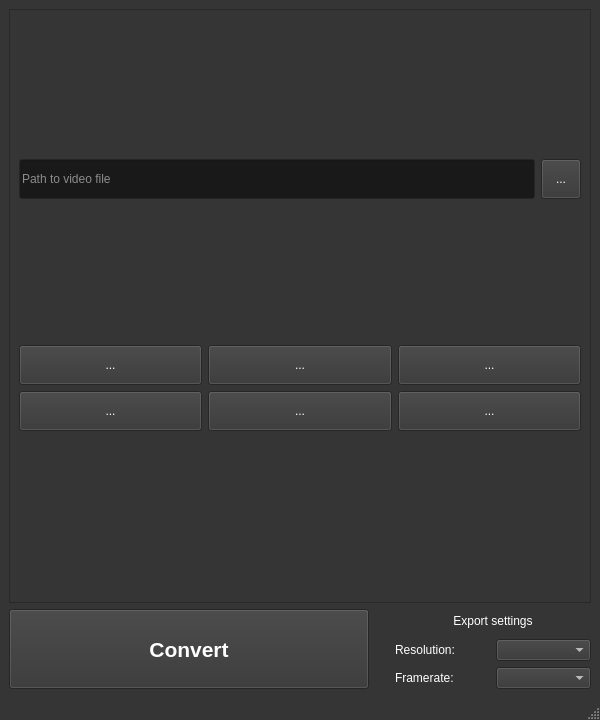
First picture: the form in gifc_mainwindow.ui, repository FunkyPizza/GifClipper, before the edit.
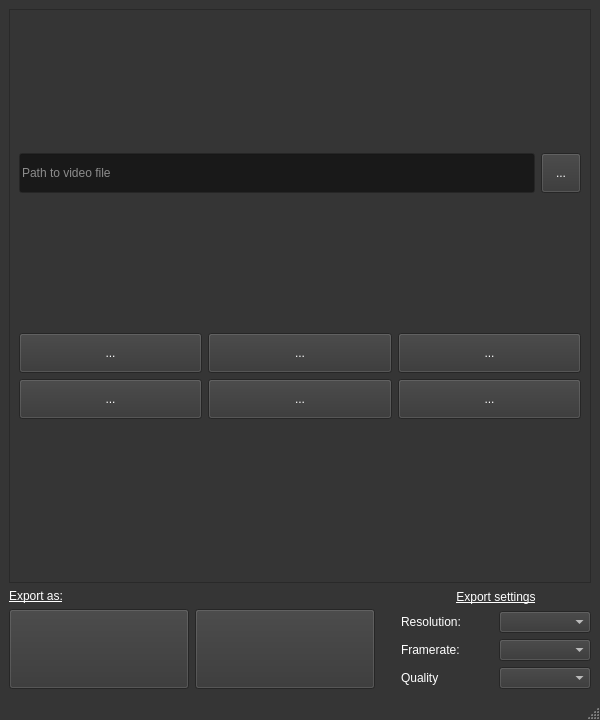
Second picture: the form after the edit. Icons and pictures are not drawn.

Patch:
```diff
--- a/gifc_mainwindow.ui
+++ b/gifc_mainwindow.ui
@@ -918,7 +918,7 @@
        </widget>
       </item>
       <item>
-       <layout class="QHBoxLayout" name="Convert_Layout" stretch="5,3">
+       <layout class="QHBoxLayout" name="Convert_Layout" stretch="0,3">
         <property name="leftMargin">
          <number>0</number>
         </property>
@@ -926,13 +926,60 @@
          <number>0</number>
         </property>
         <item>
+         <layout class="QGridLayout" name="gridLayout" rowstretch="0,0,0,0" rowminimumheight="0,0,0,0" columnminimumwidth="0,0,0">
+          <property name="leftMargin">
+           <number>0</number>
+          </property>
+          <item row="1" column="1">
+           <widget class="QPushButton" name="exportVidBtn">
+            <property name="sizePolicy">
+             <sizepolicy hsizetype="Fixed" vsizetype="Fixed">
+              <horstretch>160</horstretch>
+              <verstretch>0</verstretch>
+             </sizepolicy>
+            </property>
+            <property name="minimumSize">
+             <size>
+              <width>180</width>
+              <height>80</height>
+             </size>
+            </property>
+            <property name="font">
+             <font>
+              <pointsize>16</pointsize>
+              <bold>true</bold>
+             </font>
+            </property>
+            <property name="text">
+             <string/>
+            </property>
+            <property name="icon">
+             <iconset>
+              <normalon>:/icons/Assets/Icons/icons8-mpg-64.png</normalon>
+             </iconset>
+            </property>
+            <property name="iconSize">
+             <size>
+              <width>64</width>
+              <height>64</height>
+             </size>
+            </property>
+           </widget>
+          </item>
+          <item row="1" column="0">
          <widget class="QPushButton" name="convertBtn">
           <property name="enabled">
            <bool>true</bool>
           </property>
+            <property name="sizePolicy">
+             <sizepolicy hsizetype="Fixed" vsizetype="Fixed">
+              <horstretch>0</horstretch>
+              <verstretch>0</verstretch>
+             </sizepolicy>
+            </property>
           <property name="minimumSize">
            <size>
-            <width>0</width>
+              <width>180</width>
             <height>80</height>
            </size>
           </property>
@@ -1484,7 +1531,7 @@
            </font>
           </property>
           <property name="text">
-           <string>Convert</string>
+             <string/>
           </property>
           <property name="icon">
            <iconset>
@@ -1493,39 +1540,71 @@
           </property>
           <property name="iconSize">
            <size>
-            <width>32</width>
-            <height>32</height>
+              <width>64</width>
+              <height>64</height>
            </size>
           </property>
          </widget>
+          </item>
+          <item row="0" column="0" colspan="2">
+           <widget class="QLabel" name="label_5">
+            <property name="font">
+             <font>
+              <underline>true</underline>
+             </font>
+            </property>
+            <property name="text">
+             <string>Export as:</string>
+            </property>
+            <property name="alignment">
+             <set>Qt::AlignLeading|Qt::AlignLeft|Qt::AlignVCenter</set>
+            </property>
+           </widget>
+          </item>
+         </layout>
         </item>
         <item>
          <layout class="QGridLayout" name="gridLayout_2">
           <property name="leftMargin">
            <number>20</number>
           </property>
-          <item row="2" column="0">
+          <item row="3" column="0">
            <widget class="QLabel" name="label_2">
             <property name="text">
              <string>Framerate:</string>
             </property>
            </widget>
           </item>
-          <item row="1" column="0">
-           <widget class="QLabel" name="label">
-            <property name="text">
-             <string>Resolution:</string>
-            </property>
-           </widget>
-          </item>
-          <item row="1" column="1">
-           <widget class="QComboBox" name="convert_res_box"/>
-          </item>
           <item row="2" column="1">
+           <widget class="QComboBox" name="convert_res_box"/>
+          </item>
+          <item row="3" column="1">
            <widget class="QComboBox" name="convert_fps_box"/>
           </item>
-          <item row="0" column="0" colspan="2">
+          <item row="2" column="0">
+           <widget class="QLabel" name="label">
+            <property name="text">
+             <string>Resolution:</string>
+            </property>
+           </widget>
+          </item>
+          <item row="6" column="1">
+           <widget class="QComboBox" name="convert_quality_box"/>
+          </item>
+          <item row="6" column="0">
+           <widget class="QLabel" name="label_4">
+            <property name="text">
+             <string>Quality</string>
+            </property>
+           </widget>
+          </item>
+          <item row="1" column="0" colspan="2">
            <widget class="QLabel" name="label_3">
+            <property name="font">
+             <font>
+              <underline>true</underline>
+             </font>
+            </property>
             <property name="text">
              <string>Export settings</string>
             </property>
```
Left out of the diff: 2 changed lines with no effect on the pictures. Lines whose indentation alone changed are shown as unchanged.
